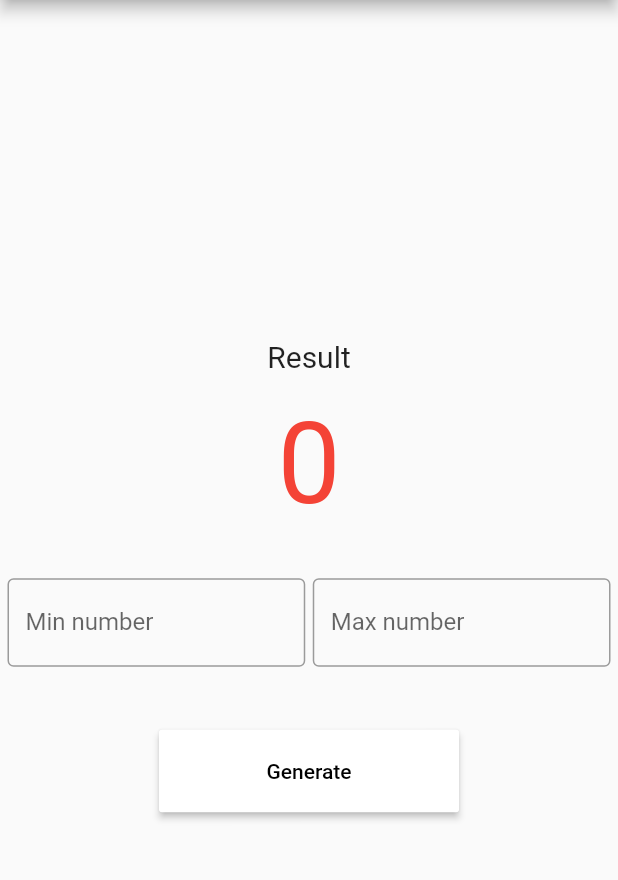
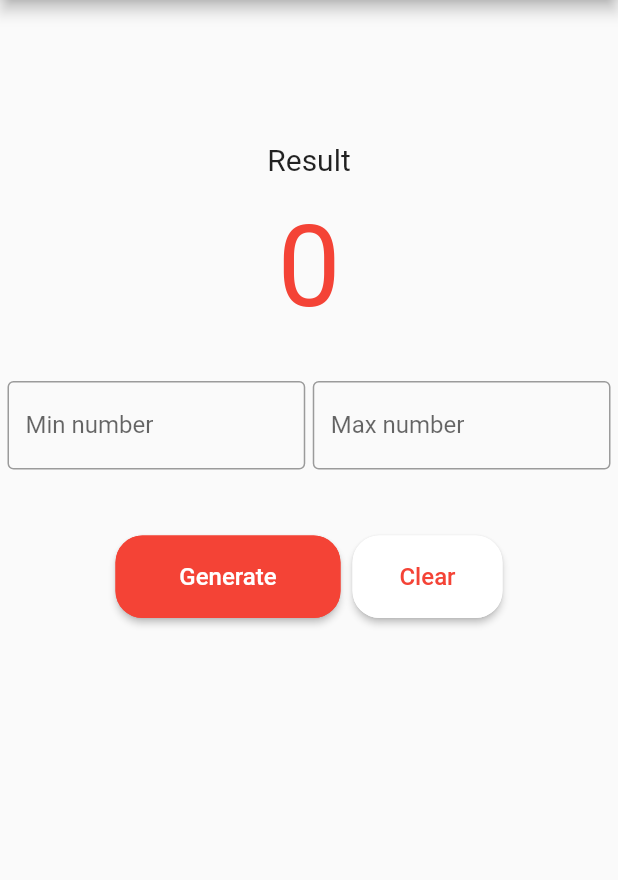
Before and after one commit to nexlay/rang, a Flutter app: the screen it shows after launch, on a phone screen of 412 x 824 dp, the part 84-964 px from its top. Run offline on Flutter 3.47's test engine with Material 2 defaults, Android fonts, the phone set to English and light mode, and no system bars.

Commit message:
Added RaisedButton "Clear" and functionality. UI fixing.

```diff
--- a/lib/main.dart
+++ b/lib/main.dart
@@ -46,7 +46,6 @@
 
 class _HomePageState extends State<HomePage> {
   int _counter = 0;
-  final _formKey = GlobalKey<FormState>();
   final _minRetrieveController = TextEditingController();
   final _maxRetrieveController = TextEditingController();
   final double _fontSize = 75.0;
@@ -84,13 +83,13 @@
     // fast, so that you can just rebuild anything that needs updating rather
     // than having to individually change instances of widgets.
     return Scaffold(
-      key: _formKey,
       appBar: AppBar(
         // Here we take the value from the MyHomePage object that was created by
         // the App.build method, and use it to set our appbar title.
         title: Text(widget.title),
       ),
-      body: Center(
+      body: SingleChildScrollView(
+        child: Center(
         // Center is a layout widget. It takes a single child and positions it
         // in the middle of the parent.
         child: Column(
@@ -110,6 +109,9 @@
           // horizontal).
           mainAxisAlignment: MainAxisAlignment.center,
           children: <Widget>[
+            Padding(
+              padding: const EdgeInsets.only(top: 95.0),
+            ),
             Text(
               'Result',
               style: TextStyle(fontSize: 20.0),
@@ -172,23 +174,55 @@
               ],
             ),
             Padding(
-              padding: const EdgeInsets.symmetric(vertical: 21.0),
+              padding: const EdgeInsets.symmetric(vertical: 18.0),
             ),
+            ButtonBar(
+              mainAxisSize: MainAxisSize.min,
+              children: <Widget>[
                 ButtonTheme(
-              minWidth: 200.0,
+                  minWidth: 150.0,
                   height: 55.0,
+                  shape: RoundedRectangleBorder(
+                      borderRadius: BorderRadius.circular(18.0),
+                      side: BorderSide(color: Colors.red)),
                   child: RaisedButton(
                     onPressed: () {
                       _randomCounter();
                     },
-                child: Text('Generate'),
-                textColor: Colors.black,
+                    child: Text('Generate', style: TextStyle(fontSize: 16.0)),
+                    textColor: Colors.white,
+                    color: Colors.red,
+                    splashColor: Colors.white,
+                  ),
+                ),
+                ButtonTheme(
+                  minWidth: 100.0,
+                  height: 55.0,
+                  shape: RoundedRectangleBorder(
+                      borderRadius: BorderRadius.circular(18.0),
+                      side: BorderSide(color: Colors.white)),
+                  child: RaisedButton(
+                    onPressed: () {
+                      _minRetrieveController.clear();
+                      _maxRetrieveController.clear();
+                      setState(() {
+                        _counter = 0;
+                      });
+                    },
+                    child: Text(
+                      'Clear',
+                      style: TextStyle(fontSize: 16.0),
+                    ),
+                    textColor: Colors.red,
                     color: Colors.white,
                     splashColor: Colors.red,
                   ),
                 ),
               ],
             ),
+          ],
+        ),
+      ),
       ),
     );
   }
```
Lines whose indentation alone changed are shown as unchanged.
